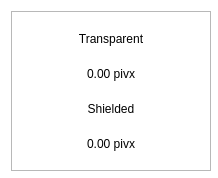
Old version of the form src/qt/omegacoin/forms/balancebubble.ui in the repository Cobra-Technologies-GmbH/OmegaCoin.
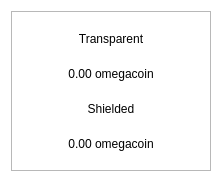
New version of the form.

What changed in the file:
```diff
--- a/src/qt/omegacoin/forms/balancebubble.ui
+++ b/src/qt/omegacoin/forms/balancebubble.ui
@@ -87,7 +87,7 @@
          <string notr="true"/>
         </property>
         <property name="text">
-         <string>0.00 pivx</string>
+         <string>0.00 omegacoin</string>
         </property>
         <property name="alignment">
          <set>Qt::AlignCenter</set>
@@ -113,7 +113,7 @@
          <string notr="true"/>
         </property>
         <property name="text">
-         <string>0.00 pivx</string>
+         <string>0.00 omegacoin</string>
         </property>
         <property name="alignment">
          <set>Qt::AlignCenter</set>
```
